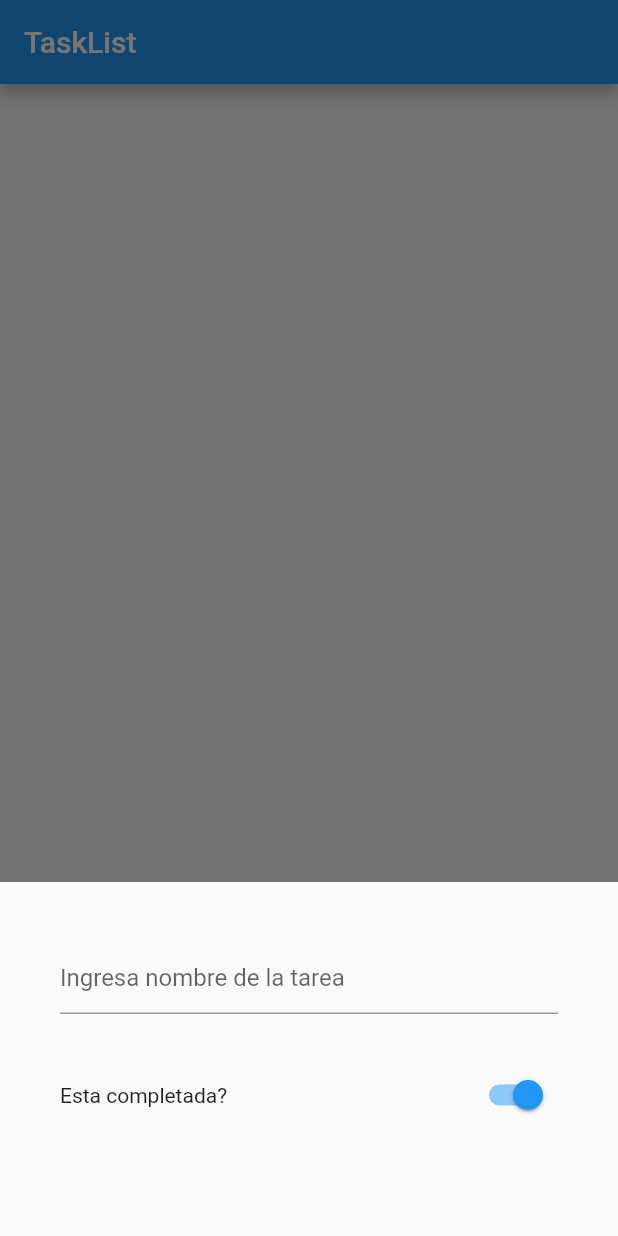
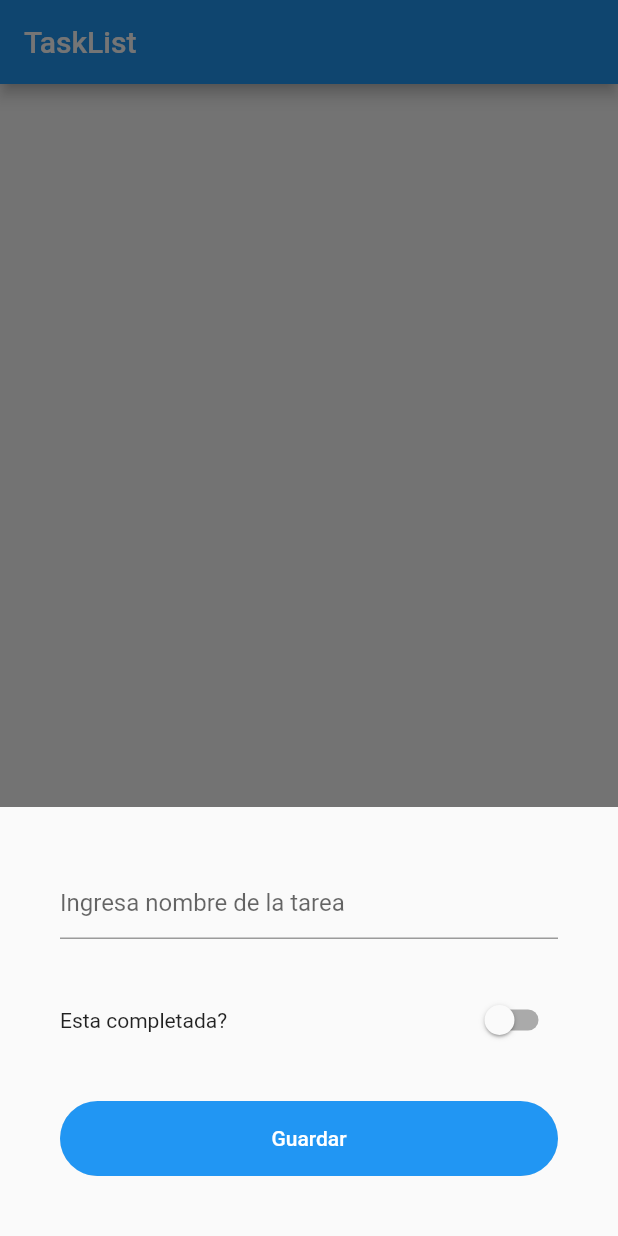
Before and after one commit to aledevme/task_app_bloc, a Flutter app: the screen it shows after launch, after a tap on the "add" icon, on a phone screen of 412 x 824 dp. Run offline on Flutter 3.47's test engine with Material 2 defaults, Android fonts, the phone set to English and light mode, and no system bars; our stand-ins replace equatable, flutter_bloc, hydrated_bloc.

Commit message:
add hydrated bloc to app and implements id for each task

```diff
--- a/lib/bloc/bloc/tasks_bloc.dart
+++ b/lib/bloc/bloc/tasks_bloc.dart
@@ -1,11 +1,11 @@
-import 'package:bloc/bloc.dart';
 import 'package:equatable/equatable.dart';
+import 'package:task_app/bloc/bloc_exports.dart';
 import 'package:task_app/models/Task.dart';
 
 part 'tasks_event.dart';
 part 'tasks_state.dart';
 
-class TasksBloc extends Bloc<TasksEvent, TasksState> {
+class TasksBloc extends HydratedBloc<TasksEvent, TasksState> {
   TasksBloc() : super(const TasksState()) {
     on<AddTask>(_onAddTask);
     on<UpdateTask>(_onUpdateTask);
@@ -29,4 +29,15 @@ class TasksBloc extends Bloc<TasksEvent, TasksState> {
 
     emit(TasksState(allTask: List.from(state.allTask)..add(event.task)));
   }
+
+  @override
+  TasksState? fromJson(Map<String, dynamic> json) {
+    return TasksState.fromMap(json);
+  }
+
+  @override
+  Map<String, dynamic>? toJson(TasksState state) {
+    // TODO: implement toJson
+    return state.toMap();
+  }
 }
--- a/lib/bloc/bloc_exports.dart
+++ b/lib/bloc/bloc_exports.dart
@@ -1,2 +1,3 @@
 export './bloc/tasks_bloc.dart';
 export 'package:flutter_bloc/flutter_bloc.dart';
+export 'package:hydrated_bloc/hydrated_bloc.dart';
--- a/lib/main.dart
+++ b/lib/main.dart
@@ -1,9 +1,14 @@
 import 'package:flutter/material.dart';
+import 'package:path_provider/path_provider.dart';
 import 'package:task_app/bloc/bloc_exports.dart';
 import 'package:task_app/views/task/list.dart';
 
-void main() {
-  BlocOverrides.runZoned(() => runApp(const MyApp()));
+void main() async {
+  WidgetsFlutterBinding.ensureInitialized();
+
+  HydratedBloc.storage = await HydratedStorage.build(
+      storageDirectory: await getApplicationDocumentsDirectory());
+  runApp(const MyApp());
 }
 
 class MyApp extends StatelessWidget {
@@ -12,10 +17,11 @@ class MyApp extends StatelessWidget {
   // This widget is the root of your application.
   @override
   Widget build(BuildContext context) {
-    return MaterialApp(
-        home: BlocProvider(
+    return BlocProvider(
       create: (context) => TasksBloc(),
-      child: TaskListScreen(),
-    ));
+      child: MaterialApp(
+        home: TaskListScreen(),
+      ),
+    );
   }
 }
--- a/lib/models/Task.dart
+++ b/lib/models/Task.dart
@@ -1,28 +1,31 @@
 import 'package:equatable/equatable.dart';
 
 class Task extends Equatable {
+  String id;
   String title;
   bool? isDone;
   bool? isDeleted;
 
-  Task({required this.title, this.isDone, this.isDeleted}) {
+  Task({required this.id, required this.title, this.isDone, this.isDeleted}) {
     isDone = isDone ?? false;
     isDeleted = isDeleted ?? false;
   }
 
-  Task copyWith({String? title, bool? isDone, bool? isDeleted}) {
+  Task copyWith({String? id, String? title, bool? isDone, bool? isDeleted}) {
     return Task(
+        id: id ?? this.id,
         title: title ?? this.title,
         isDone: isDone ?? this.isDone,
         isDeleted: isDeleted ?? this.isDeleted);
   }
 
   Map<String, dynamic> toMap() {
-    return {'title': title, 'isDone': isDone, 'isDeleted': isDeleted};
+    return {'id': id, 'title': title, 'isDone': isDone, 'isDeleted': isDeleted};
   }
 
   factory Task.fromJSONResponse(Map<String, dynamic> response) {
     return Task(
+        id: response['id'],
         title: response['title'],
         isDone: response['isDone'],
         isDeleted: response['isDeleted']);
@@ -30,5 +33,5 @@ class Task extends Equatable {
 
   @override
   // TODO: implement props
-  List<Object?> get props => [title, isDone, isDeleted];
+  List<Object?> get props => [id, title, isDone, isDeleted];
 }
--- a/lib/views/task/list.dart
+++ b/lib/views/task/list.dart
@@ -1,39 +1,15 @@
 import 'package:flutter/material.dart';
 import 'package:task_app/bloc/bloc_exports.dart';
 import 'package:task_app/models/Task.dart';
-
+import 'package:task_app/widgets/task/create_task.dart';
 import 'package:task_app/widgets/task/list.dart';
 
 class TaskListScreen extends StatelessWidget {
-  TextEditingController controllerNameTask = TextEditingController();
-
   void _addTask(BuildContext context) {
     showModalBottomSheet(
         context: context,
         builder: (context) {
-          return SingleChildScrollView(
-            child: Container(
-              padding: EdgeInsets.all(40),
-              child: Column(
-                children: [
-                  TextField(
-                    controller: controllerNameTask,
-                    decoration:
-                        InputDecoration(hintText: 'Ingresa nombre de la tarea'),
-                  ),
-                  SizedBox(height: 30),
-                  Row(
-                    mainAxisAlignment: MainAxisAlignment.spaceBetween,
-                    children: [
-                      Text('Esta completada?'),
-                      Switch(value: true, onChanged: (bool value) => {})
-                    ],
-                  ),
-                  SizedBox(height: 30),
-                ],
-              ),
-            ),
-          );
+          return CreateTaskForm();
         });
   }
 
--- /dev/null
+++ b/lib/widgets/task/create_task.dart
@@ -0,0 +1,66 @@
+import 'package:flutter/material.dart';
+import 'package:task_app/bloc/bloc_exports.dart';
+import 'package:task_app/models/Task.dart';
+import 'package:uuid/uuid.dart';
+
+class CreateTaskForm extends StatefulWidget {
+  @override
+  State<CreateTaskForm> createState() => _CreateTaskFormState();
+}
+
+class _CreateTaskFormState extends State<CreateTaskForm> {
+  TextEditingController controllerNameTask = TextEditingController();
+  bool isDone = false;
+  var uuid = Uuid();
+  @override
+  Widget build(BuildContext context) {
+    return SingleChildScrollView(
+      child: Container(
+        padding: EdgeInsets.all(40),
+        child: Column(
+          children: [
+            TextField(
+              controller: controllerNameTask,
+              decoration:
+                  InputDecoration(hintText: 'Ingresa nombre de la tarea'),
+            ),
+            SizedBox(height: 30),
+            Row(
+              mainAxisAlignment: MainAxisAlignment.spaceBetween,
+              children: [
+                Text('Esta completada?'),
+                Switch(
+                    value: isDone,
+                    onChanged: (bool value) {
+                      setState(() {
+                        isDone = !isDone;
+                      });
+                    })
+              ],
+            ),
+            SizedBox(height: 30),
+            ClipRRect(
+              borderRadius: BorderRadius.circular(100),
+              child: SizedBox(
+                width: double.infinity,
+                height: 50,
+                child: ElevatedButton(
+                    style:
+                        ElevatedButton.styleFrom(backgroundColor: Colors.blue),
+                    onPressed: () {
+                      var newTask = Task(
+                          id: uuid.v4(),
+                          title: controllerNameTask.text,
+                          isDone: isDone);
+                      context.read<TasksBloc>().add(AddTask(task: newTask));
+                      Navigator.pop(context);
+                    },
+                    child: Text('Guardar')),
+              ),
+            )
+          ],
+        ),
+      ),
+    );
+  }
+}
--- a/pubspec.yaml
+++ b/pubspec.yaml
@@ -34,6 +34,9 @@ dependencies:
 
   flutter_bloc: ^8.1.1
   equatable: ^2.0.5
+  hydrated_bloc: ^9.0.0
+  path_provider: ^2.0.11
+  uuid: ^3.0.7
   # The following adds the Cupertino Icons font to your application.
   # Use with the CupertinoIcons class for iOS style icons.
   cupertino_icons: ^1.0.2
```
Also changed, not shown: lib/bloc/bloc/tasks_state.dart (+10 -0 lines), pubspec.lock, 10 other files.
